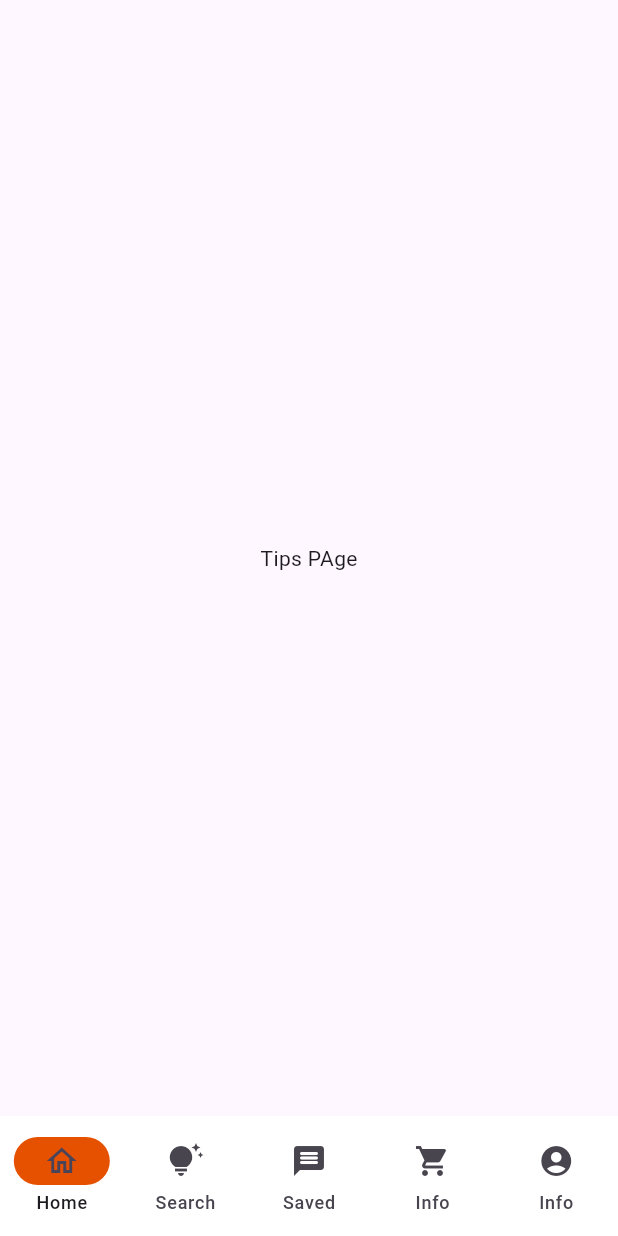
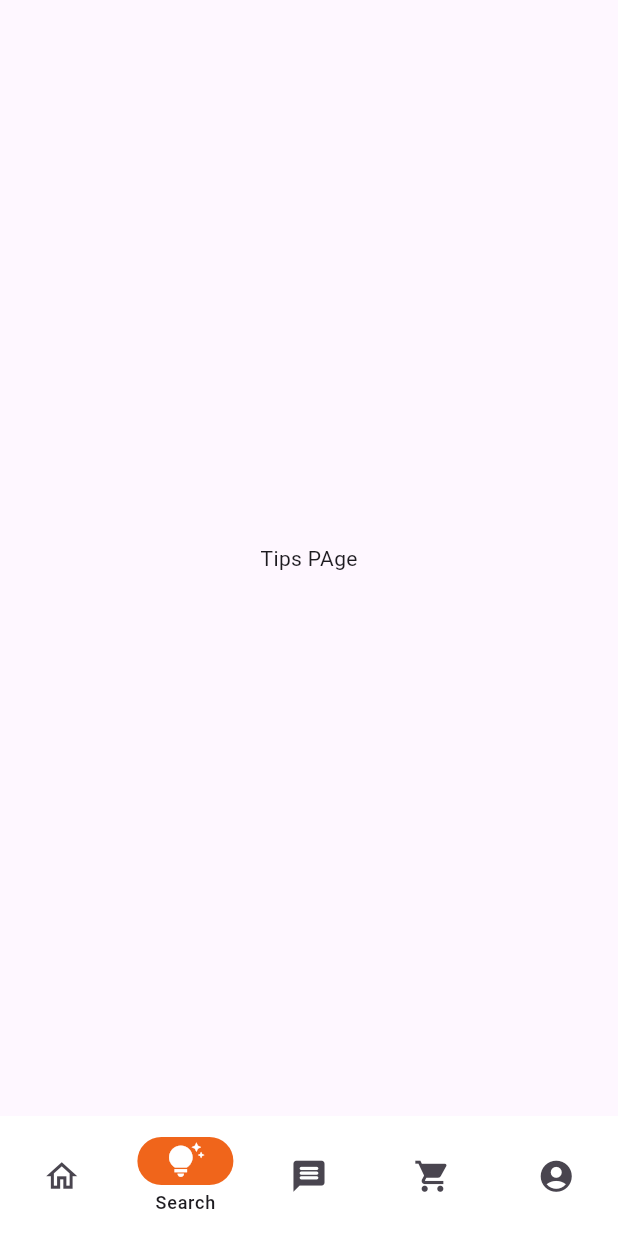
Before and after one commit to Faizan-Afzal2/alibaba_clone, a Flutter app: the MainScreens screen opened directly, item 2 of the bottom bar chosen, on a phone screen of 412 x 824 dp. Run offline on Flutter 3.47's test engine with Material 3 defaults, Android fonts, the phone set to English and light mode, and no system bars.

Commit message:
TabBar & NavBar done

```diff
--- a/lib/view/main_Screens.dart
+++ b/lib/view/main_Screens.dart
@@ -30,32 +30,41 @@ class _MainScreensState extends State<MainScreens> {
     return Scaffold(bottomNavigationBar:
         Consumer<MainProvider>(builder: (context, provider, child) {
       return NavigationBar(
-        indicatorColor: orange,
+        indicatorColor: orange2,
         backgroundColor: white,
         surfaceTintColor: white,
-        labelBehavior: NavigationDestinationLabelBehavior.alwaysShow,
+        selectedIndex: Provider.of<MainProvider>(context).currentIndex,
+        labelBehavior: NavigationDestinationLabelBehavior.onlyShowSelected,
         onDestinationSelected: (int index) {
           provider.updateIndex(index);
+          setState(() {
+
+          });
         },
         destinations: [
           NavigationDestination(
-            icon: Icon(Icons.home_outlined),
+            icon: Icon(Icons.home_outlined,size:25),
+            selectedIcon: Icon(Icons.home_outlined,size:25,color: white,),
             label: 'Home',
           ),
           NavigationDestination(
-            icon: Icon(Icons.tips_and_updates),
+            icon: Icon(Icons.tips_and_updates,size:25),
+            selectedIcon: Icon(Icons.tips_and_updates,size:25,color: white,),
             label: 'Search',
           ),
           NavigationDestination(
-            icon: Icon(Icons.message_rounded),
+            icon: Icon(Icons.message_rounded,size:25),
+            selectedIcon: Icon(Icons.message_rounded,size:25,color: white,),
             label: 'Saved',
           ),
           NavigationDestination(
-            icon: Icon(Icons.shopping_cart),
+            icon: Icon(Icons.shopping_cart,size:25),
+            selectedIcon: Icon(Icons.shopping_cart,size:25,color: white,),
             label: 'Info',
           ),
           NavigationDestination(
-            icon: Icon(Icons.account_circle),
+            icon: Icon(Icons.account_circle,size:25),
+            selectedIcon: Icon(Icons.account_circle,size:25,color: white,),
             label: 'Info',
           ),
         ],
```
Also changed, not shown: lib/view/home_page.dart (+47 -18 lines), 1 other file.
